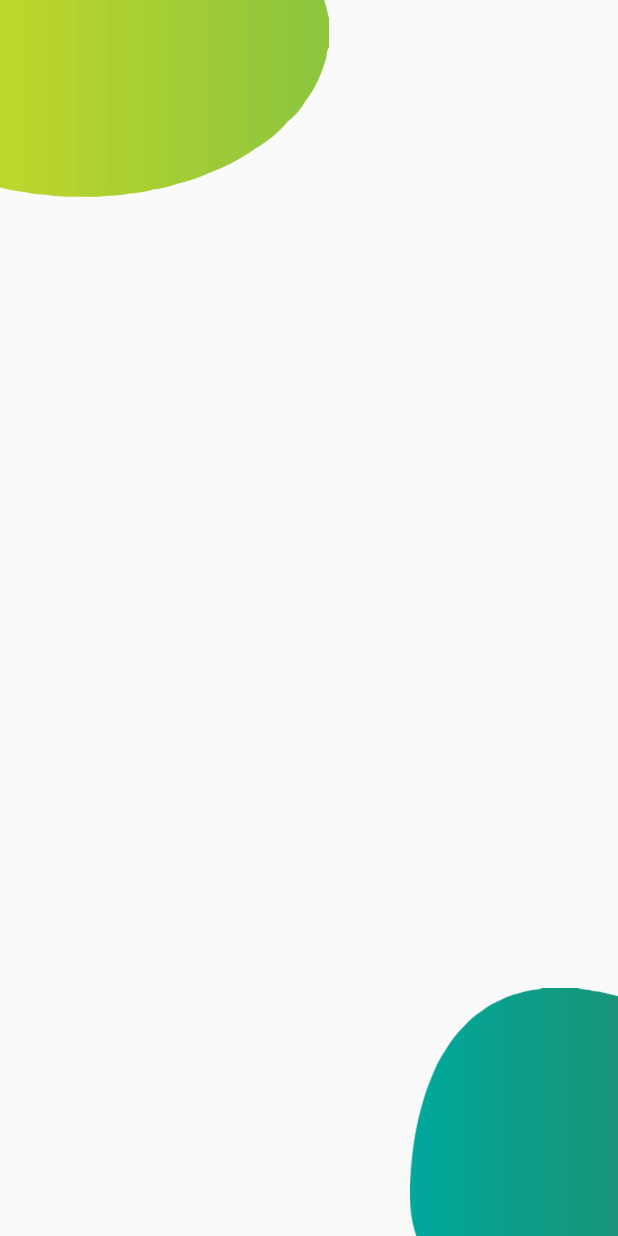
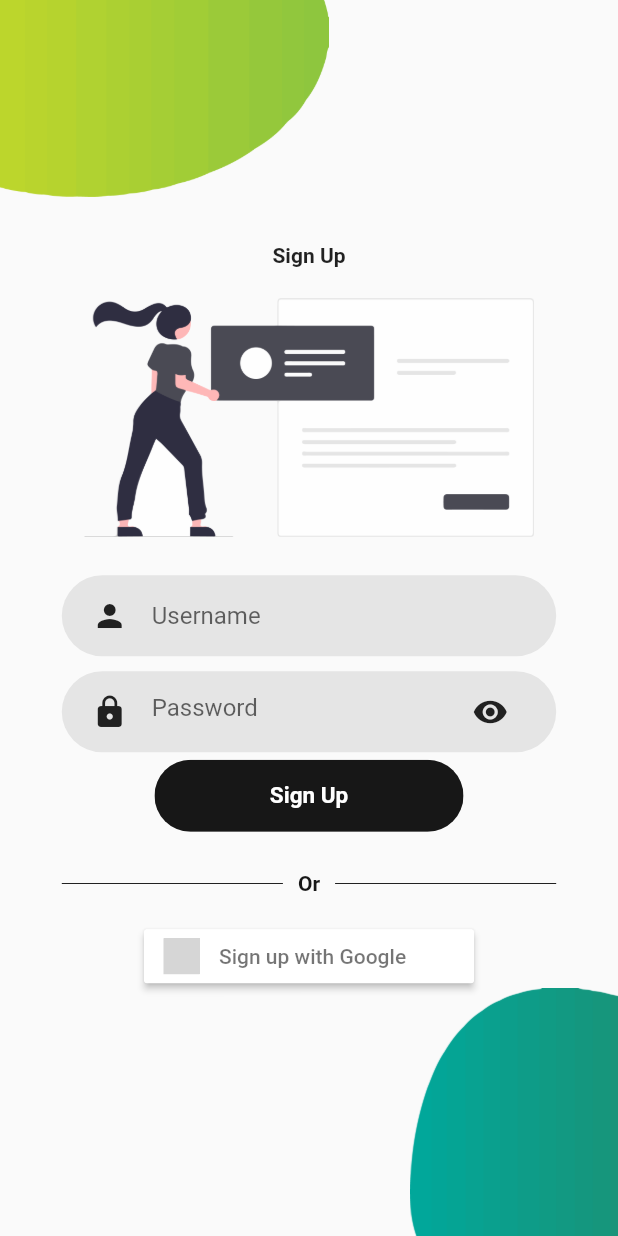
Before and after one commit to Sushi-Oriented/SistemPenilaianGuru, a Flutter app: the SignUpScreen screen opened directly, on a phone screen of 412 x 824 dp. Run offline on Flutter 3.47's test engine with Material 2 defaults, Android fonts, the phone set to English and light mode, and no system bars; our stand-ins replace flutter_signin_button; grey boxes are pictures that could not be loaded.

Commit message:
Sign Up Screen done

```diff
--- a/lib/screens/login/login_body.dart
+++ b/lib/screens/login/login_body.dart
@@ -37,7 +37,7 @@ class LoginBody extends StatelessWidget {
               ),
               RoundedPasswordField(
                 // Import from rounded_passsword_field.dart
-                hintText: "Username",
+                hintText: "Password",
                 obscureText: !_state.showPassword,
                 onChanged: (value) => _state.password = value,
                 press: () => _state.showPassword = !_state.showPassword,
--- /dev/null
+++ b/lib/screens/signup/components/orDivider.dart
@@ -0,0 +1,44 @@
+import 'package:flutter/material.dart';
+
+import '../../../constant.dart';
+
+class OrDiveder extends StatelessWidget {
+  @override
+  Widget build(BuildContext context) {
+    Size size = MediaQuery.of(context).size;
+    return Container(
+      width: size.width * 0.8,
+      margin: EdgeInsets.symmetric(vertical: size.height * 0.02),
+      child: Row(
+        children: <Widget>[
+          BuilDivider(),
+          Padding(
+            padding: const EdgeInsets.symmetric(horizontal: 10),
+            child: Text(
+              "Or",
+              style: TextStyle(
+                  color: spgPrimaryColor, fontWeight: FontWeight.w600),
+            ),
+          ),
+          BuilDivider(),
+        ],
+      ),
+    );
+  }
+}
+
+class BuilDivider extends StatelessWidget {
+  const BuilDivider({
+    Key key,
+  }) : super(key: key);
+
+  @override
+  Widget build(BuildContext context) {
+    return Expanded(
+      child: Divider(
+        color: spgTierColor,
+        height: 1.5,
+      ),
+    );
+  }
+}
--- a/lib/screens/signup/signup_body.dart
+++ b/lib/screens/signup/signup_body.dart
@@ -1,8 +1,16 @@
 import 'dart:ui';
 
 import 'package:flutter/material.dart';
+import 'package:flutter_signin_button/flutter_signin_button.dart';
 import 'package:spg_test/components/background.dart';
+import 'package:spg_test/components/rounded_button.dart';
+import 'package:spg_test/components/rounded_input_field.dart';
+import 'package:spg_test/components/rounded_password_field.dart';
 import 'package:spg_test/screens/signup/signup_screen.dart';
+import 'package:spg_test/screens/welcome/welcome_screen.dart';
+
+import '../../constant.dart';
+import 'components/orDivider.dart';
 
 class SignUpBody extends StatelessWidget {
   const SignUpBody({state}) : _state = state;
@@ -12,8 +20,56 @@ class SignUpBody extends StatelessWidget {
   @override
   Widget build(BuildContext context) {
     return Background(
-      child: Column(
-        children: <Widget>[],
+      child: SingleChildScrollView(
+        child: Column(
+          mainAxisAlignment: MainAxisAlignment.center,
+          children: <Widget>[
+            Text(
+              _state.name,
+              style: TextStyle(fontWeight: FontWeight.bold),
+            ),
+            Container(
+              child: Image(
+                height: 200,
+                width: 300,
+                image: AssetImage('assets/images/signUpPic.png'),
+                fit: BoxFit.contain,
+              ),
+            ),
+            RoundedInputField(
+              hintText: "Username",
+              onChanged: (value) => _state.username = value,
+            ),
+            RoundedPasswordField(
+              hintText: "Password",
+              obscureText: !_state.showPassword,
+              onChanged: (value) => _state.password = value,
+              press: () => _state.showPassword = !_state.showPassword,
+            ),
+            RoundedLoginButton(
+              color: spgPrimaryColor,
+              text: "Sign Up",
+              press: () => {
+                Navigator.push(
+                  context,
+                  MaterialPageRoute(builder: (context) => WelcomeScreen()),
+                )
+              },
+            ),
+            SizedBox(height: 10.0),
+            OrDiveder(),
+            Row(
+              mainAxisAlignment: MainAxisAlignment.center,
+              children: <Widget>[
+                SignInButton(
+                  Buttons.Google,
+                  text: "Sign up with Google",
+                  onPressed: () {},
+                )
+              ],
+            )
+          ],
+        ),
       ),
     );
   }
--- a/lib/screens/signup/signup_screen.dart
+++ b/lib/screens/signup/signup_screen.dart
@@ -10,13 +10,30 @@ class SignUpScreen extends StatefulWidget {
 }
 
 class SignUpScreenState extends State<SignUpScreen> {
+  String _name = 'Sign Up';
+  String _username = '';
+  String _password = '';
+  bool _showPassword = false;
+
+  get name => _name;
+  set name(value) => setState(() => _name = value);
+
+  get username => _username;
+  set username(value) => setState(() => _username = value);
+
+  get password => _password;
+  set password(value) => setState(() => _password = value);
+
+  get showPassword => _showPassword;
+  set showPassword(value) => setState(() => _showPassword = value);
+
   @override
   Widget build(BuildContext context) {
     return WillPopScope(
       onWillPop: () => Future.value(false),
       child: SafeArea(
         child: Scaffold(
-          body: SignUpBody(),
+          body: SignUpBody(state: this),
         ),
       ),
     );
--- a/pubspec.yaml
+++ b/pubspec.yaml
@@ -51,6 +51,7 @@ flutter:
   assets:
     - assets/images/welcomePic.png
     - assets/images/loginPic.png
+    - assets/images/signUpPic.png
     - assets/images/shape1.png
     - assets/images/shape2.png
 
```
Also changed, not shown: assets/images/signUpPic.png (added).
